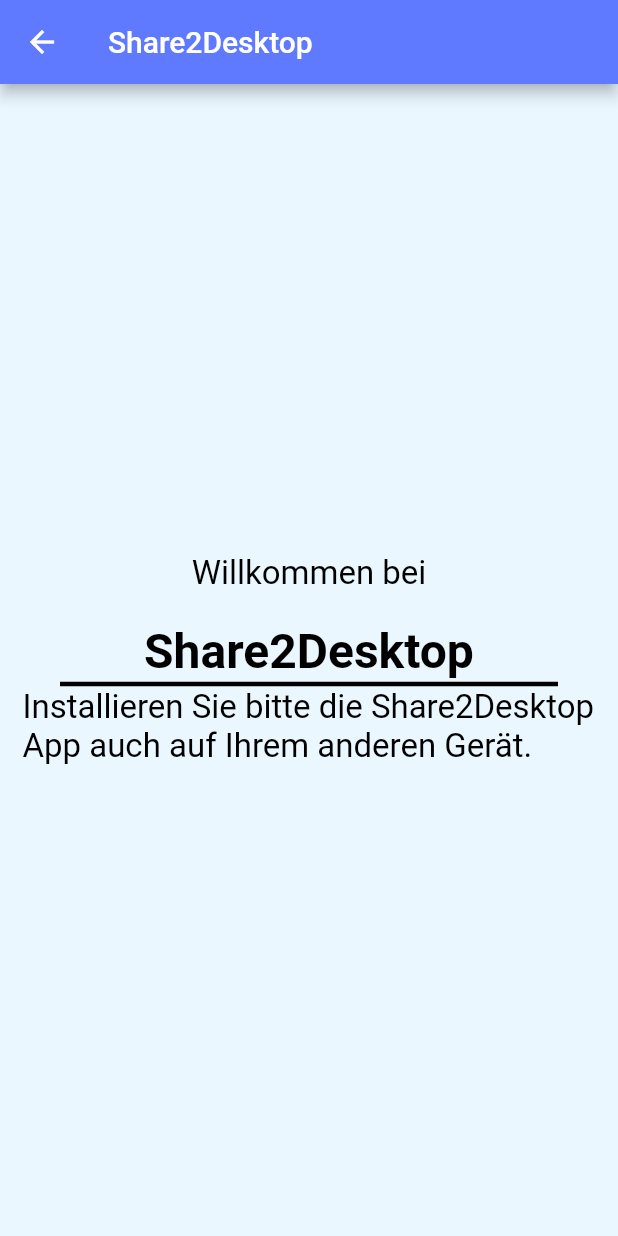
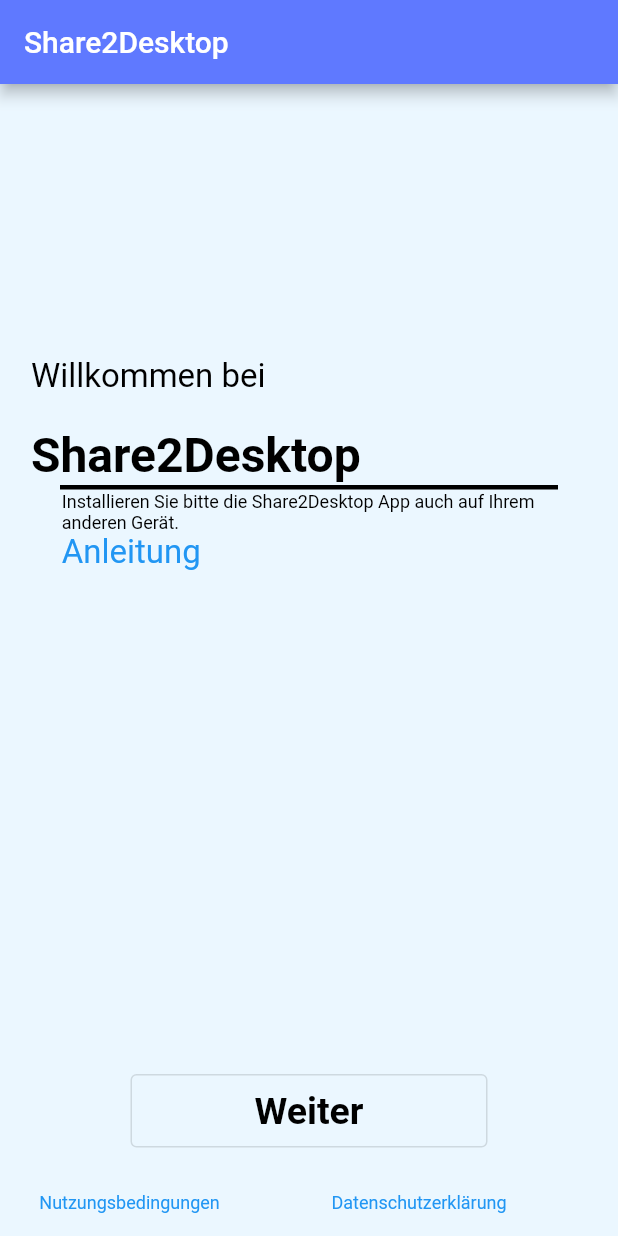
Before and after one commit to szettl135/share2desktop, a Flutter app: the StartScreen screen opened directly, on a phone screen of 412 x 824 dp. Run offline on Flutter 3.47's test engine with Material 2 defaults, Android fonts, the phone set to English and light mode, and no system bars; drawn by our look-alikes of auto_size_text; our stand-ins replace adaptive_theme, device_info_plus, file_picker, qr_flutter; missing offline and left inert: platform_device_id; generated files the repository leaves out were written again; Roboto replaces fonts that are missing (Arial).

Commit message:
startscreen

```diff
--- a/lib/main.dart
+++ b/lib/main.dart
@@ -4,6 +4,7 @@ import 'package:flutter/services.dart';
 import 'package:flutter_localizations/flutter_localizations.dart';
 import 'package:share2desktop/deviceSelection.dart';
 import 'package:flutter_gen/gen_l10n/app_localizations.dart';
+import 'package:share2desktop/startscreen.dart';
 
 void main() {
   WidgetsFlutterBinding.ensureInitialized();
@@ -129,7 +130,7 @@ class MyApp extends StatelessWidget {
         title: 'Share2Desktop',
         theme: theme,
         darkTheme: darkTheme,
-        home: DeviceSelection(),
+        home: StartScreen(),
       ),
     );
   }
--- a/lib/startscreen.dart
+++ b/lib/startscreen.dart
@@ -1,5 +1,8 @@
 import 'package:auto_size_text/auto_size_text.dart';
+import 'package:flutter/gestures.dart';
 import 'package:flutter/material.dart';
+import 'package:share2desktop/deviceSelection.dart';
+import 'package:url_launcher/url_launcher.dart';
 
 class StartScreen extends StatelessWidget {
   final smallGroup = AutoSizeGroup();
@@ -9,44 +12,122 @@ class StartScreen extends StatelessWidget {
         appBar: new AppBar(title: new Text("Share2Desktop")),
         body: Container(
             padding: EdgeInsets.all(15.0),
-            child: Column(children: [
+            child:
+                Column(mainAxisAlignment: MainAxisAlignment.center, children: [
               //Abstand
               Spacer(flex: 1),
 
               //Logo und Titel
-              AutoSizeText("Willkommen bei",
+              Container(
+                  width: MediaQuery.of(context).size.width * 0.9,
+                  child: AutoSizeText("Willkommen bei",
                       style: TextStyle(
                           color: Theme.of(context).textTheme.headline4!.color),
                       group: smallGroup,
                       textAlign: TextAlign.left,
                       maxLines: 1,
-                  presetFontSizes: [22, 12, 6]),
+                      presetFontSizes: [22, 12, 6])),
               SizedBox(height: 20),
-              AutoSizeText("Share2Desktop",
+              Container(
+                  width: MediaQuery.of(context).size.width * 0.9,
+                  child: AutoSizeText("Share2Desktop",
                       style: TextStyle(
                           fontWeight: FontWeight.bold,
                           color: Theme.of(context).textTheme.headline4!.color),
                       textAlign: TextAlign.left,
                       maxLines: 1,
-                  presetFontSizes: [32, 16, 10]),
+                      presetFontSizes: [32, 16, 10])),
               //SizedBox(height: 20),
               Divider(
-                color: Theme.of(context).textTheme.headline4!.color, //color of divider
+                color: Theme.of(context)
+                    .textTheme
+                    .headline4!
+                    .color, //color of divider
                 height: 5, //height spacing of divider
                 thickness: 3, //thickness of divier line
                 indent: 25, //spacing at the start of divider
                 endIndent: 25, //spacing at the end of divider
               ),
 
-              AutoSizeText("Installieren Sie bitte die Share2Desktop App auch auf Ihrem anderen Gerät.",
-                  style: TextStyle(
-                      color: Theme.of(context).textTheme.headline4!.color),
+              Container(
+                width: MediaQuery.of(context).size.width * 0.8,
+                child: AutoSizeText(
+                    "Installieren Sie bitte die Share2Desktop App auch auf Ihrem anderen Gerät.",
+                    style: TextStyle(color: Theme.of(context).textTheme.headline4!.color),
                     group: smallGroup,
                     textAlign: TextAlign.left,
                     maxLines: 2,
                     presetFontSizes: [22, 12, 6]),
+              ),
 
-              Spacer(flex: 1),
+              Container(
+                  width: MediaQuery.of(context).size.width * 0.8,
+                  child: AutoSizeText.rich(
+                    TextSpan(
+                      text: 'Anleitung',
+                      recognizer: new TapGestureRecognizer()
+                        ..onTap = () {
+                          launch('http://share2desktop.com/');
+                        },
+                    ),
+                    style: TextStyle(color: Colors.blue),
+                    presetFontSizes: [22, 12, 6],
+                  )),
+
+              Spacer(flex: 2),
+              OutlinedButton(
+                  onPressed: () {
+                    Navigator.of(context).push(MaterialPageRoute(
+                        builder: (context) => DeviceSelection()));
+                  },
+                  child: Container(
+                      alignment: Alignment.center,
+                      padding: EdgeInsets.all(10),
+                      width: MediaQuery.of(context).size.width * 0.5,
+                      child: AutoSizeText("Weiter",
+                          maxLines: 1,
+                          textAlign: TextAlign.center,
+                          overflow: TextOverflow.ellipsis,
+                          minFontSize: 5,
+                          maxFontSize: 30,
+                          stepGranularity: 1,
+                          style: Theme.of(context).textTheme.headline3))),
+                          SizedBox(height: 30),
+
+            Row(
+              mainAxisAlignment: MainAxisAlignment.center,
+              children: [Spacer(),Container(
+                  width: MediaQuery.of(context).size.width * 0.4,
+                  child: AutoSizeText.rich(
+                    TextSpan(
+                      text: 'Nutzungsbedingungen',
+                      recognizer: new TapGestureRecognizer()
+                        ..onTap = () {
+                          launch('http://share2desktop.com/');
+                        },
+                    ),
+                    style: TextStyle(color: Colors.blue),
+                    presetFontSizes: [22, 12, 6],
+                    maxLines: 1,
+                  )),
+
+                  SizedBox(width: 30),
+                  Container(
+                  width: MediaQuery.of(context).size.width * 0.4,
+                  child: AutoSizeText.rich(
+                    TextSpan(
+                      text: 'Datenschutzerklärung',
+                      recognizer: new TapGestureRecognizer()
+                        ..onTap = () {
+                          launch('http://share2desktop.com/');
+                        },
+                    ),
+                    maxLines: 1,
+                    style: TextStyle(color: Colors.blue),
+                    presetFontSizes: [22, 12, 6],
+                  )),
+                  Spacer()],
+            )
             ])));
   }
 }
```
Lines whose indentation alone changed are shown as unchanged.
